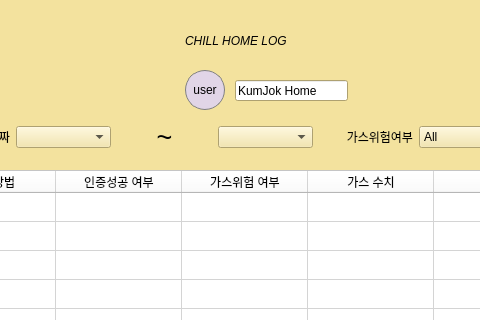
The window that SmartHome/GUI/Log.ui (addinedu-ros-8th/iot-repo-4) describes before a commit, drawn with Qt 5; both pictures show x 245 to 725 and y 0 to 320 of the 986 by 639 pixel window.
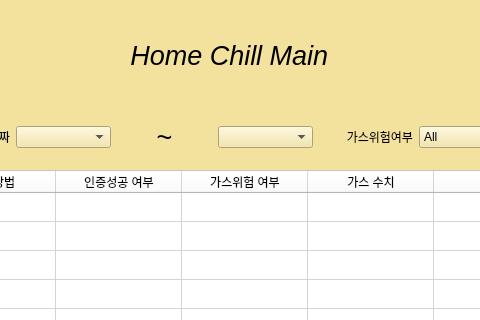
The same window after the commit.

Commit message: update dorr Open and log

What changed in the file:
```diff
--- a/SmartHome/GUI/Log.ui
+++ b/SmartHome/GUI/Log.ui
@@ -1125,56 +1125,26 @@
     </item>
    </layout>
   </widget>
-  <widget class="QLineEdit" name="lineEdit">
+  <widget class="QLabel" name="label_13">
    <property name="geometry">
     <rect>
-     <x>480</x>
-     <y>80</y>
-     <width>113</width>
-     <height>21</height>
-    </rect>
-   </property>
-   <property name="text">
-    <string>KumJok Home</string>
-   </property>
-  </widget>
-  <widget class="QPushButton" name="btnUser">
-   <property name="geometry">
-    <rect>
-     <x>430</x>
-     <y>70</y>
-     <width>40</width>
-     <height>40</height>
-    </rect>
-   </property>
-   <property name="styleSheet">
-    <string notr="true">QPushButton
-{
-    background-color: rgb(225, 213, 231);
-    border-radius:  20px;  /* 모서리를 둥글게 (값을 조절 가능) */
-	border: 1px solid gray;  /* 테두리 */
-}</string>
-   </property>
-   <property name="text">
-    <string>user</string>
-   </property>
-  </widget>
-  <widget class="QLabel" name="title">
-   <property name="geometry">
-    <rect>
-     <x>430</x>
-     <y>20</y>
-     <width>191</width>
-     <height>41</height>
+     <x>350</x>
+     <y>40</y>
+     <width>241</width>
+     <height>31</height>
     </rect>
    </property>
    <property name="font">
     <font>
+     <pointsize>20</pointsize>
      <italic>true</italic>
     </font>
    </property>
    <property name="text">
-    <string>CHILL HOME LOG</string>
+    <string> Home Chill Main</string>
+   </property>
+   <property name="alignment">
+    <set>Qt::AlignCenter</set>
    </property>
   </widget>
  </widget>
```
The commit also changes 2 other files.
